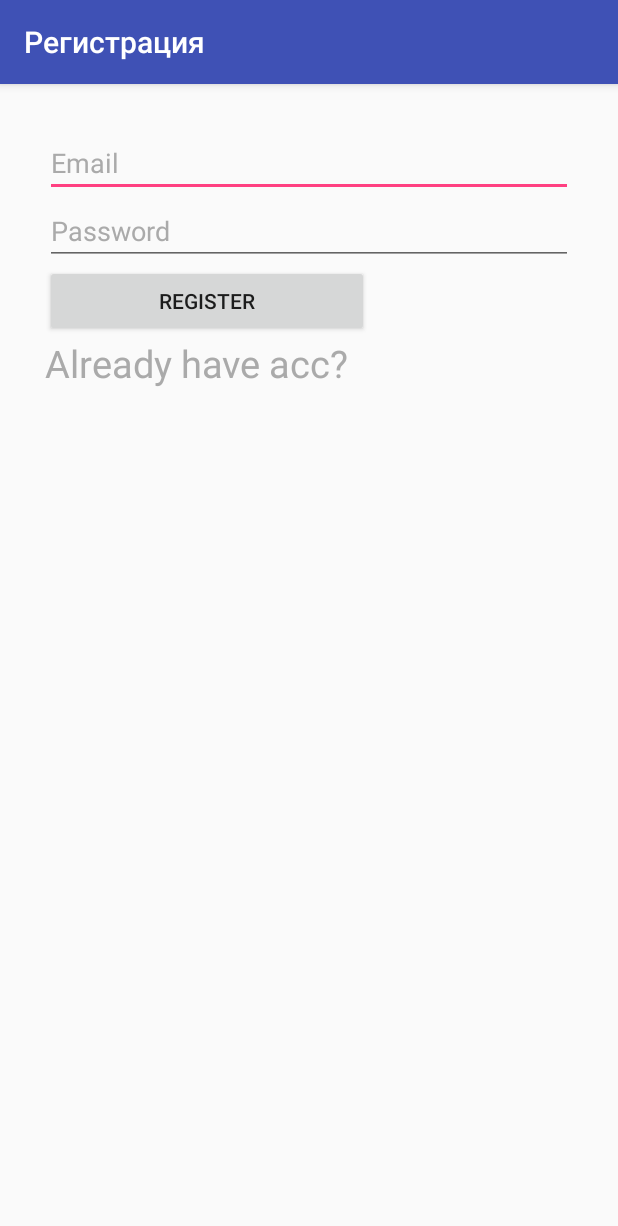
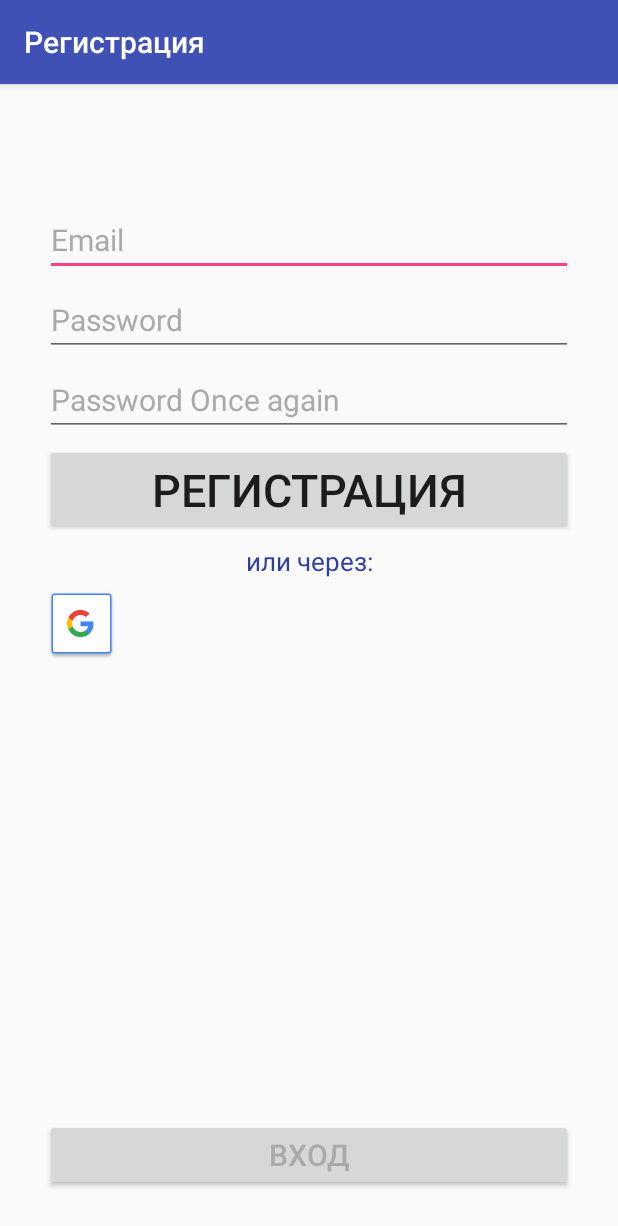
Before and after one commit to vidinalex/Nareznoy, an Android app: the RegisterActivity screen opened directly, with no data from a screen before it, on a phone screen of 412 x 824 dp. Shown: the top 1226 px of the screen. Run offline under Robolectric (Android 15) with nearby library versions, the phone set to English and light mode, and no system bars; our stand-ins replace Firebase (no records; nobody signed in at launch, a user with empty details on screens opened directly).

Commit message:
-попилена регистрация

```diff
--- a/app/src/main/java/com/example/vidinalex/helpme/ProfileActivity.java
+++ b/app/src/main/java/com/example/vidinalex/helpme/ProfileActivity.java
@@ -41,7 +41,7 @@ public class ProfileActivity extends AppCompatActivity{
 
         final TextView gmail = findViewById(R.id.gmail);
 
-        DatabaseReference userDatabaseReference = firebaseDatabase.getReference(firebaseAuth.getUid());
+        DatabaseReference userDatabaseReference = firebaseDatabase.getReference("users").child(firebaseAuth.getUid());
 
 
         userDatabaseReference.child("gmail").addListenerForSingleValueEvent(new ValueEventListener() {
--- a/app/src/main/res/layout/activity_register.xml
+++ b/app/src/main/res/layout/activity_register.xml
@@ -12,41 +12,87 @@
         android:layout_height="match_parent"
         android:orientation="vertical"
         android:padding="30dp"
-        android:textColor="@android:color/darker_gray"
-        >
+        android:textColor="@android:color/darker_gray">
 
         <EditText
+            android:layout_marginTop="50dp"
             android:id="@+id/etEmail"
             android:textColorHint="@android:color/darker_gray"
             android:layout_width="match_parent"
             android:layout_height="wrap_content"
             android:hint="Email"
+            android:textSize="20sp"
             android:textColor="@android:color/darker_gray"
-            android:inputType="textPersonName" />
+            android:inputType="textEmailAddress" />
+
         <EditText
+            android:layout_marginTop="5dp"
             android:id="@+id/etPassword"
             android:textColorHint="@android:color/darker_gray"
             android:layout_width="match_parent"
             android:layout_height="wrap_content"
             android:hint="Password"
+            android:textSize="20sp"
+            android:textColor="@android:color/darker_gray"
+            android:inputType="textPassword" />
+
+        <EditText
+            android:layout_marginTop="5dp"
+            android:id="@+id/etPasswordConfirmation"
+            android:textColorHint="@android:color/darker_gray"
+            android:layout_width="match_parent"
+            android:layout_height="wrap_content"
+            android:hint="Password Once again"
+            android:textSize="20sp"
             android:textColor="@android:color/darker_gray"
             android:inputType="textPassword" />
 
 
         <Button
+            android:layout_marginTop="5dp"
             android:id="@+id/bRegister"
-            android:layout_width="216dp"
+            android:layout_width="match_parent"
             android:layout_height="wrap_content"
-            android:text="Register"
-            app:layout_constraintEnd_toEndOf="parent"
-            app:layout_constraintStart_toStartOf="parent" />
+            android:textSize="30sp"
+            android:text="РЕГИСТРАЦИЯ" />
 
         <TextView
-            android:id="@+id/bRefLogin"
+            android:layout_marginTop="5dp"
             android:layout_width="match_parent"
             android:layout_height="wrap_content"
-            android:text="Already have acc?"
+            android:textSize="17sp"
+            android:text="или через:"
+            android:gravity="center_horizontal"
+            android:textColor="@color/colorPrimaryDark"/>
+
+        <LinearLayout
+            android:layout_marginTop="5dp"
+            android:layout_width="match_parent"
+            android:layout_height="wrap_content"
+            android:orientation="horizontal">
+
+            <ImageView
+                android:layout_width="wrap_content"
+                android:layout_height="wrap_content"
+                android:src="@drawable/common_google_signin_btn_icon_dark"/>
+
+        </LinearLayout>
+
+        <RelativeLayout
+            android:layout_width="match_parent"
+            android:layout_height="match_parent">
+
+
+            <Button
+                android:layout_width="match_parent"
+                android:layout_height="wrap_content"
+                android:layout_alignParentBottom="true"
+                android:id="@+id/bRefLogin"
+                android:text="ВХОД"
                 android:textColor="@android:color/darker_gray"
-            android:textSize="25dp"/>
+                android:textSize="20sp"
+                />
+
+        </RelativeLayout>
     </LinearLayout>
 </android.support.constraint.ConstraintLayout>
```
Also changed, not shown: app/src/main/java/com/example/vidinalex/helpme/RegisterActivity.java (+33 -14 lines). Lines whose indentation alone changed are shown as unchanged.
